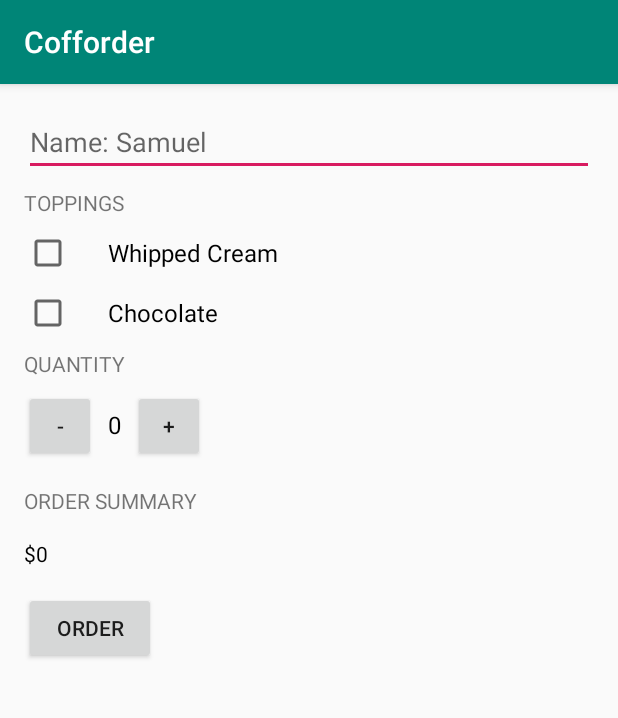
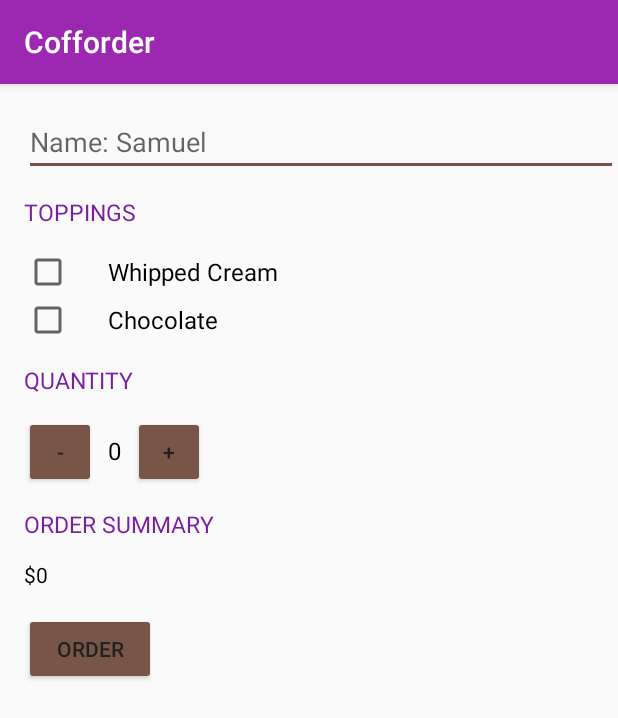
Before and after one commit to SamuelBFG/practice-android, an Android app: the screen it shows after launch (MainActivity), on a phone screen of 412 x 824 dp. Shown: the top 718 px of the screen. Run offline under Robolectric (Android 15) with nearby library versions, the phone set to English and light mode, and no system bars.

Commit message:
Styles and Themes

```diff
--- a/JustJava/app/src/main/res/layout/activity_main.xml
+++ b/JustJava/app/src/main/res/layout/activity_main.xml
@@ -1,30 +1,28 @@
 <?xml version="1.0" encoding="utf-8"?>
 <ScrollView
     xmlns:android="http://schemas.android.com/apk/res/android"
+    xmlns:app="http://schemas.android.com/apk/res-auto"
     xmlns:tools="http://schemas.android.com/tools"
-    xmlns:app="http://schemas.android.com/apk/res-auto"
-    android:layout_width="fill_parent"
-    android:layout_height="fill_parent"
+    android:layout_width="match_parent"
+    android:layout_height="match_parent"
     android:fillViewport="true">
 
     <LinearLayout
         android:layout_width="match_parent"
-        android:layout_height="match_parent"
+        android:layout_height="wrap_content"
         android:orientation="vertical"
         android:paddingLeft="16dp"
         android:paddingTop="16dp"
-        android:paddingRight="16dp"
-        android:paddingBottom="16dp"
         tools:context=".MainActivity">
 
+        <!-- EDIT TEXT -->
         <EditText
             android:id="@+id/name_input"
             android:layout_width="match_parent"
             android:layout_height="wrap_content"
+            android:hint="@string/name_summary"
             android:inputType="text"
-            android:textAllCaps="true"
-            android:layout_marginBottom="8dp"
-            android:hint="@string/name_summary"/>
+            android:textAllCaps="true"/>
 
         <!-- TOPPINGS -->
         <LinearLayout
@@ -33,17 +31,13 @@
             android:orientation="vertical">
 
             <TextView
-                android:layout_width="match_parent"
-                android:layout_height="wrap_content"
-                android:layout_marginBottom="8dp"
-                android:text="@string/toppings"
-                android:textAllCaps="true" />
+                style="@style/HeaderTextStyle"
+                android:text="@string/toppings"/>
 
             <CheckBox
                 android:id="@+id/checkbox_whipped_cream"
                 android:layout_width="wrap_content"
                 android:layout_height="wrap_content"
-                android:layout_marginBottom="8dp"
                 android:paddingLeft="24dp"
                 android:text="@string/whipped_cream"
                 android:textSize="16sp" />
@@ -53,10 +47,8 @@
                 android:layout_height="wrap_content"
                 android:paddingLeft="24dp"
                 android:text="Chocolate"
-                android:layout_marginBottom="8dp"
                 android:textSize="16sp" />
         </LinearLayout>
-
 
         <!-- QUANTITY -->
         <LinearLayout
@@ -65,23 +57,20 @@
             android:orientation="vertical">
 
             <TextView
-                android:layout_width="match_parent"
-                android:layout_height="match_parent"
-                android:layout_marginBottom="8dp"
-                android:text="@string/quantity"
-                android:textAllCaps="true" />
+                style="@style/HeaderTextStyle"
+                android:text="@string/quantity" />
 
             <LinearLayout
                 android:layout_width="wrap_content"
                 android:layout_height="wrap_content"
-                android:orientation="horizontal"
-                android:paddingBottom="8dp">
+                android:orientation="horizontal">
 
                 <Button
+                    android:theme="@style/Buttons"
                     android:layout_width="48dp"
                     android:layout_height="48dp"
                     android:onClick="decrement"
-                    android:text="-" />
+                    android:text="-"/>
 
 
                 <TextView
@@ -98,32 +87,28 @@
                     android:layout_width="48dp"
                     android:layout_height="48dp"
                     android:onClick="increment"
-                    android:text="+" />
+                    android:text="+"
+                    android:theme="@style/Buttons"/>
             </LinearLayout>
 
             <TextView
-                android:layout_width="match_parent"
-                android:layout_height="match_parent"
-                android:layout_marginTop="8dp"
-                android:layout_marginBottom="8dp"
-                android:text="@string/order_summary"
-                android:textAllCaps="true" />
+                style="@style/HeaderTextStyle"
+                android:text="@string/order_summary" />
 
             <TextView
                 android:id="@+id/order_summary_text_view"
                 android:layout_width="wrap_content"
                 android:layout_height="wrap_content"
-                android:layout_marginTop="8dp"
-                android:layout_marginBottom="8dp"
+                android:paddingBottom="16dp"
                 android:text="$0"
-                android:textColor="@android:color/black" />
+                android:textColor="@android:color/black"/>
 
             <Button
+                android:theme="@style/Buttons"
                 android:layout_width="wrap_content"
                 android:layout_height="wrap_content"
-                android:layout_marginTop="8dp"
                 android:onClick="submitOrder"
-                android:text="@string/order" />
+                android:text="@string/order"/>
         </LinearLayout>
 
     </LinearLayout>
--- a/JustJava/app/src/main/res/values/styles.xml
+++ b/JustJava/app/src/main/res/values/styles.xml
@@ -3,9 +3,25 @@
     <!-- Base application theme. -->
     <style name="AppTheme" parent="Theme.AppCompat.Light.DarkActionBar">
         <!-- Customize your theme here. -->
-        <item name="colorPrimary">@color/colorPrimary</item>
-        <item name="colorPrimaryDark">@color/colorPrimaryDark</item>
-        <item name="colorAccent">@color/colorAccent</item>
+        <item name="colorPrimary">#9C27B0</item>
+        <item name="colorPrimaryDark">#7B1FA2</item>
+        <item name="colorAccent">#795548</item>
+        <item name="android:textColorPrimary">#212121</item>
+    </style>
+
+    <style name="HeaderTextStyle">
+        <item name="android:layout_width">wrap_content</item>
+        <item name="android:gravity">center_vertical</item>
+        <item name="android:textAllCaps">true</item>
+        <item name="android:layout_height">48dp</item>
+        <item name="android:textSize">15sp</item>
+        <item name="android:textColor">#7B1FA2</item>
+        <!-- <item name="android:layout_marginBottom">8dp</item> -->
+    </style>
+
+    <style name="Buttons">
+        <item name="colorButtonNormal">#795548</item>
+
     </style>
 
 </resources>
```
